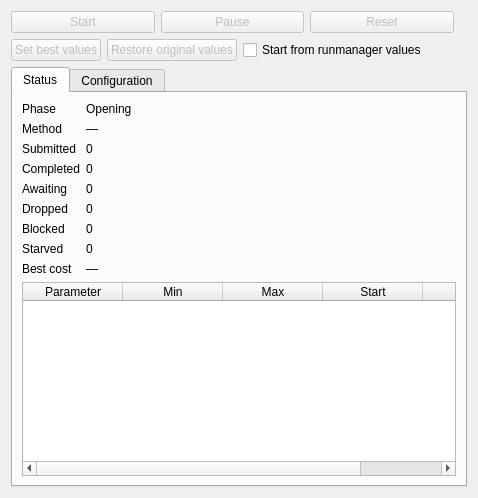
This is labscript_optimization/window.ui in spielman-group/labscript-optimization as Qt 5 draws it before an edit. The edited form follows.
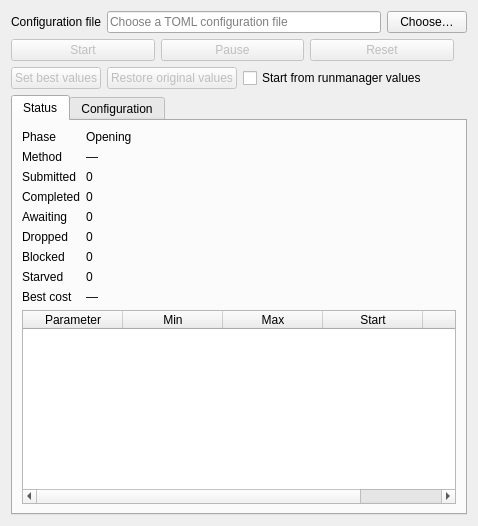
This is the edited form. Icons and pictures are not drawn.

Commit message: Run as a lyse plugin: each analysed shot handed over without waiting, its status saved through the shots table, the configuration file chosen in the window

```diff
--- a/labscript_optimization/window.ui
+++ b/labscript_optimization/window.ui
@@ -3,6 +3,13 @@
  <class>OptimizerControls</class>
  <widget class="QWidget" name="OptimizerControls">
    <layout class="QVBoxLayout" name="verticalLayout">
+    <item>
+     <layout class="QHBoxLayout" name="configFileLayout">
+      <item><widget class="QLabel" name="config_file_label"><property name="text"><string>Configuration file</string></property></widget></item>
+      <item><widget class="QLineEdit" name="config_file_edit"><property name="readOnly"><bool>true</bool></property><property name="placeholderText"><string>Choose a TOML configuration file</string></property></widget></item>
+      <item><widget class="QPushButton" name="choose_config_button"><property name="text"><string>Choose…</string></property><property name="toolTip"><string>Choose the configuration file. The session is reset to read it.</string></property></widget></item>
+     </layout>
+    </item>
     <item>
      <layout class="QHBoxLayout" name="controlsLayout">
       <item><widget class="QPushButton" name="start_button"><property name="text"><string>Start</string></property><property name="enabled"><bool>false</bool></property></widget></item>
```
Left out of the diff: 1 changed line with no effect on the pictures. The commit also changes 15 other files.
